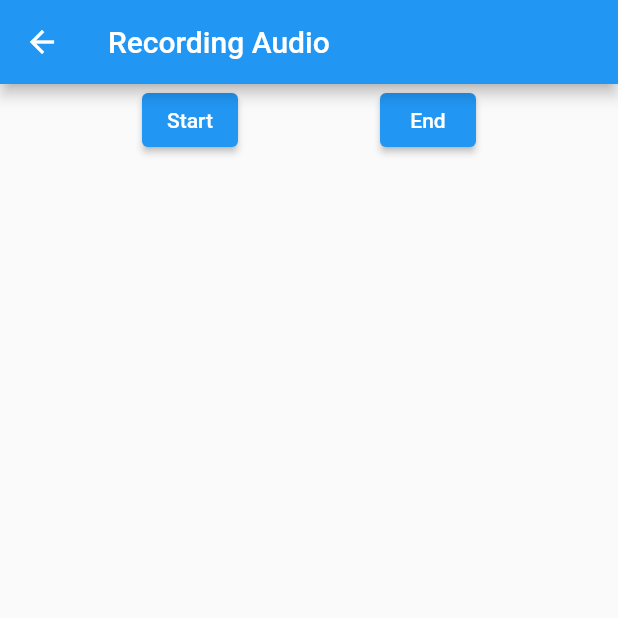
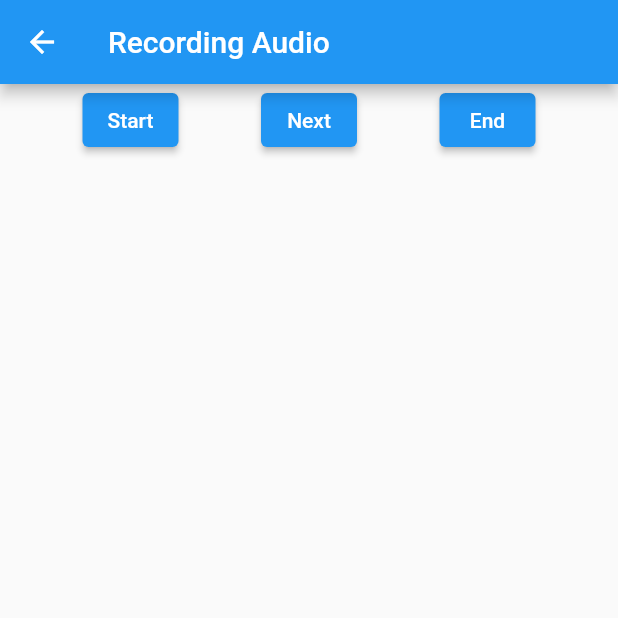
Before and after one commit to DeepeshTiwari19/saveAud, a Flutter app: the StartRec screen opened directly, after a tap on "Start", on a phone screen of 412 x 824 dp, the top half of it. Run offline on Flutter 3.47's test engine with Material 2 defaults, Android fonts, the phone set to English and light mode, and no system bars; our stand-ins replace permission_handler; missing offline and left inert: record; statements that could not run were skipped.

Commit message:
Amplitude

```diff
--- a/lib/Rec.dart
+++ b/lib/Rec.dart
@@ -1,3 +1,5 @@
+import 'dart:async';
+import 'dart:convert';
 import 'dart:io';
 
 import 'package:path_provider/path_provider.dart';
@@ -9,10 +11,13 @@ import 'package:permission_handler/permission_handler.dart';
 class StartRec extends StatefulWidget {
   const StartRec({super.key});
 
+
   @override
   State<StartRec> createState() => _StartRecState();
 }
 
+StreamSubscription<Amplitude>? _amplitudeSub;
+Amplitude? _amplitude;
 class _StartRecState extends State<StartRec> {
 
 
@@ -31,7 +36,7 @@ class _StartRecState extends State<StartRec> {
   }
 
   final record = Record();
-  bool isRecording = true;
+  bool isRecording = false;
 
   Future<String> getFilePath() async {
     final Directory directory = await getTemporaryDirectory();
@@ -42,34 +47,97 @@ class _StartRecState extends State<StartRec> {
 
 
 
+
+
+//   Future<void> startRec() async {
+// // Check and request permission
+//
+//     if (await record.hasPermission()) {
+//       String path = await getFilePath();
+//       // Start recording
+//       while(isRecording){
+//         await record.start(
+//           path: path,
+//           encoder: AudioEncoder.aacLc, // by default
+//           bitRate: 128000, // by default
+//           samplingRate: 44100, // by default
+//         );
+//
+//
+//         // Record For one min
+//         await Future.delayed(Duration(seconds: 5));
+//
+//         // Stop recording
+//         await record.stop();
+//         // Reset the recording file path for the next recording
+//         // path = '';
+//
+//         // Wait for a short period before starting the next recording
+//         await Future.delayed(const Duration(seconds: 1));
+//       }
+//     }
+//   }
+
+
   Future<void> startRec() async {
 // Check and request permission
-
     if (await record.hasPermission()) {
       String path = await getFilePath();
+
+      isRecording=true;
       // Start recording
-      while(isRecording){
+      DateTime.now().millisecondsSinceEpoch;
+      print(DateTime.now().millisecondsSinceEpoch);
         await record.start(
           path: path,
-          encoder: AudioEncoder.aacLc, // by default
+          encoder: AudioEncoder.wav, // by default
           bitRate: 128000, // by default
           samplingRate: 44100, // by default
+
         );
 
-
-        // Record For one min
-        await Future.delayed(Duration(seconds: 5));
-
-        // Stop recording
-        await record.stop();
-        // Reset the recording file path for the next recording
-        // path = '';
-
-        // Wait for a short period before starting the next recording
-        await Future.delayed(const Duration(seconds: 1));
       }
   }
+
+  ///////////////////////////////////////////////////////json//////
+
+  void printJsonData() {
+    // Example data
+    String question = "What is your name?";
+    DateTime startTime = DateTime.now();
+    DateTime endTime = startTime.add(Duration(seconds: 10));
+
+    // Create JSON data
+    Map<String, dynamic> jsonData = {
+      'question': question,
+      'start_time': startTime.toIso8601String(),
+      'end_time': endTime.toIso8601String(),
+    };
+
+    // Convert JSON data to string
+    String jsonString = jsonEncode(jsonData);
+
+    // Print the JSON string
+    print(jsonString);
   }
+
+
+  void amplitude(){
+    final _audioRecorder = Record();
+
+    /// Get the amplitude of the audio
+    _amplitudeSub = _audioRecorder
+        .onAmplitudeChanged(const Duration(seconds: 1
+    ))
+        .listen((amp) {
+      setState(() => _amplitude = amp);
+    });
+  }
+
+
+  /////////////////////////////////////////////////////////json/////
+
+
 
   @override
   Widget build(BuildContext context) {
@@ -77,23 +145,42 @@ class _StartRecState extends State<StartRec> {
       appBar: AppBar(
         title: Text('Recording Audio'),
       ),
-      body: Row(
+      body: Column(
+        children: [
+          Row(
             mainAxisAlignment: MainAxisAlignment.spaceEvenly,
             children: [
               ElevatedButton(onPressed: () {
                 startRec();
+                amplitude();
               }, child: Text('Start')),
               ElevatedButton(onPressed: () {
+                DateTime.now().millisecondsSinceEpoch;
+                print(DateTime.now().millisecondsSinceEpoch);
+                printJsonData();
+              }, child: Text('Next')),
+
+              ElevatedButton(onPressed: () {
+                DateTime.now().millisecondsSinceEpoch;
+                print(DateTime.now().millisecondsSinceEpoch);
                 stoprec();
               }, child: Text('End')),
 
+            ],
+          ),
+
+          const SizedBox(height: 16),
+          if (_amplitude != null) ...[
+            const SizedBox(height: 40),
+            Text('Current: ${_amplitude?.current ?? 0.0}'),
+            Text('Max: ${_amplitude?.max ?? 0.0}'),
+          ],
         ],
       ),
     );
   }
 
   Future<void> stoprec() async {
-
     isRecording = false;
     await record.stop();
   }
```
Lines whose indentation alone changed are shown as unchanged.
